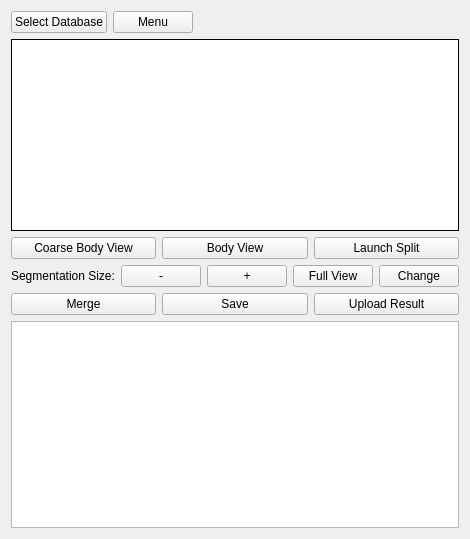
First picture: the form in neurolabi/gui/flyem/flyemproofcontrolform.ui, repository janelia-flyem/NeuTu, before the edit.
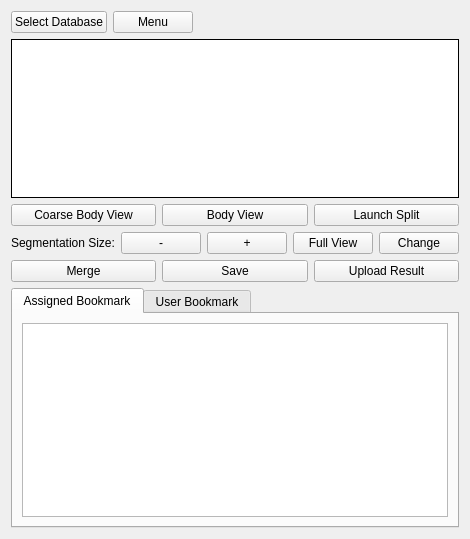
Second picture: the form after the edit. The open tabs and pages were chosen to show the change. Custom widgets are drawn as their Qt base class.

Commit message: add user bookmark table

What changed in the file:
```diff
--- a/neurolabi/gui/flyem/flyemproofcontrolform.ui
+++ b/neurolabi/gui/flyem/flyemproofcontrolform.ui
@@ -173,7 +173,38 @@
     </layout>
    </item>
    <item>
-    <widget class="ZFlyEmBookmarkView" name="bookmarkView"/>
+    <widget class="QTabWidget" name="bookmarkWidget">
+     <property name="currentIndex">
+      <number>1</number>
+     </property>
+     <widget class="QWidget" name="tab">
+      <attribute name="title">
+       <string>Assigned Bookmark</string>
+      </attribute>
+      <layout class="QVBoxLayout" name="verticalLayout_2">
+       <item>
+        <widget class="ZFlyEmBookmarkView" name="bookmarkView">
+         <property name="sizePolicy">
+          <sizepolicy hsizetype="MinimumExpanding" vsizetype="MinimumExpanding">
+           <horstretch>0</horstretch>
+           <verstretch>0</verstretch>
+          </sizepolicy>
+         </property>
+        </widget>
+       </item>
+      </layout>
+     </widget>
+     <widget class="QWidget" name="tab_2">
+      <attribute name="title">
+       <string>User Bookmark</string>
+      </attribute>
+      <layout class="QVBoxLayout" name="verticalLayout_3">
+       <item>
+        <widget class="ZFlyEmBookmarkView" name="userBookmarkView"/>
+       </item>
+      </layout>
+     </widget>
+    </widget>
    </item>
   </layout>
  </widget>
```
The commit also changes 24 other files.
